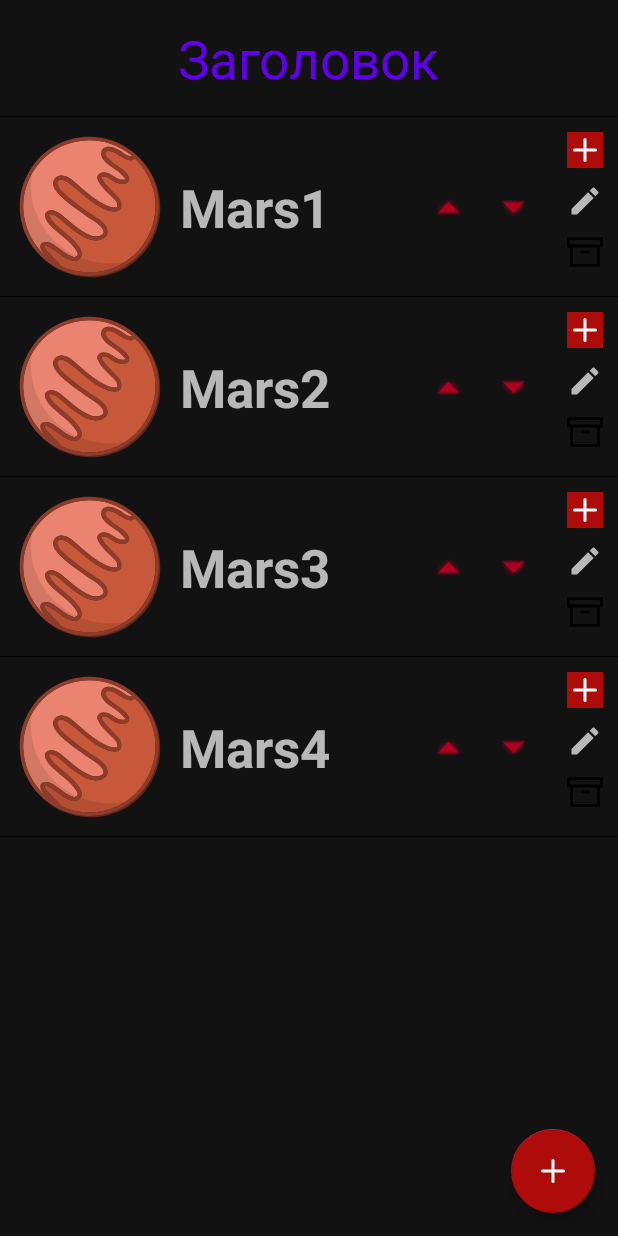
After one commit to JluckyStrike/MaterialLesson3, an Android app: the RecyclerActivity screen opened directly, with no data from a screen before it, on a phone screen of 412 x 824 dp. The commit adds this screen. Run offline under Robolectric (Android 15) with nearby library versions, the phone set to English and light mode, and no system bars; Roboto replaces fonts that are not available here.

Commit message:
Добавил в приложение экран со списком.

```diff
--- /dev/null
+++ b/app/src/main/java/com/gb/material_1797_1679_3/recycler/Data.kt
@@ -0,0 +1,6 @@
+package com.gb.material_1797_1679_3.recycler
+
+const val TYPE_DO = 1
+const val TYPE_HEADER = 3
+
+data class Data(var name: String = "Text", val description: String?=null, val type:Int=TYPE_DO)
--- /dev/null
+++ b/app/src/main/java/com/gb/material_1797_1679_3/recycler/ItemTouchHelperAdapter.kt
@@ -0,0 +1,6 @@
+package com.gb.material_1797_1679_3.recycler
+
+interface ItemTouchHelperAdapter {
+    fun onItemMove(fromPosition: Int, toPosition: Int)
+    fun onItemDismiss(position: Int)
+}
--- /dev/null
+++ b/app/src/main/java/com/gb/material_1797_1679_3/recycler/ItemTouchHelperViewHolder.kt
@@ -0,0 +1,6 @@
+package com.gb.material_1797_1679_3.recycler
+
+interface ItemTouchHelperViewHolder {
+    fun onItemSelected()
+    fun onItemClear()
+}
--- /dev/null
+++ b/app/src/main/java/com/gb/material_1797_1679_3/recycler/OnClickItemListener.kt
@@ -0,0 +1,5 @@
+package com.gb.material_1797_1679_3.recycler
+
+interface OnClickItemListener {
+    fun onItemClick(data: Data)
+}
--- /dev/null
+++ b/app/src/main/java/com/gb/material_1797_1679_3/recycler/RecyclerActivity.kt
@@ -0,0 +1,79 @@
+package com.gb.material_1797_1679_3.recycler
+
+import android.os.Bundle
+import android.widget.Toast
+import androidx.appcompat.app.AppCompatActivity
+import androidx.recyclerview.widget.ItemTouchHelper
+import androidx.recyclerview.widget.RecyclerView
+import com.gb.material_1797_1679_3.R
+import com.gb.material_1797_1679_3.databinding.ActivityRecyclerBinding
+
+class RecyclerActivity : AppCompatActivity() {
+    lateinit var binding: ActivityRecyclerBinding
+
+    override fun onCreate(savedInstanceState: Bundle?) {
+        super.onCreate(savedInstanceState)
+        setTheme(R.style.MyRedTheme)
+        binding = ActivityRecyclerBinding.inflate(layoutInflater)
+        setContentView(binding.root)
+
+        val data = arrayListOf(
+            Pair(Data("Заголовок", type = TYPE_HEADER), false),
+            Pair(Data("Mars1"), false),
+            Pair(Data("Mars2"),false),
+            Pair(Data("Mars3", ""),false),
+            Pair(Data("Mars4", null), false)
+        )
+
+        val adapter = RecyclerActivityAdapter(this,object: OnClickItemListener{
+            override fun onItemClick(data: Data) {
+                Toast.makeText(this@RecyclerActivity, "Work! ${data.name}", Toast.LENGTH_SHORT).show()
+            }
+        })
+        adapter.setData(data)
+        binding.recyclerView.adapter = adapter
+        binding.recyclerActivityFAB.setOnClickListener {
+            adapter.appendItem()
+            binding.recyclerView.smoothScrollToPosition(adapter.itemCount)
+        }
+
+        ItemTouchHelper(ItemTouchHelperCallback(adapter)).attachToRecyclerView(binding.recyclerView)
+    }
+
+    class ItemTouchHelperCallback(private val recyclerActivityAdapter: RecyclerActivityAdapter) :
+        ItemTouchHelper.Callback() {
+        override fun getMovementFlags(
+            recyclerView: RecyclerView,
+            viewHolder: RecyclerView.ViewHolder
+        ): Int {
+            val dragFlags = ItemTouchHelper.UP or ItemTouchHelper.DOWN
+            val swipeFlags = ItemTouchHelper.START or ItemTouchHelper.END
+            return makeMovementFlags(dragFlags, swipeFlags)
+        }
+// 3:07
+        override fun onMove(
+            recyclerView: RecyclerView,
+            from: RecyclerView.ViewHolder,
+            to: RecyclerView.ViewHolder
+        ): Boolean {
+            if (from.adapterPosition > 0 && to.adapterPosition != 0)
+                recyclerActivityAdapter.onItemMove(from.adapterPosition, to.adapterPosition)
+            return true
+        }
+
+        override fun onSwiped(viewHolder: RecyclerView.ViewHolder, direction: Int) {
+            recyclerActivityAdapter.onItemDismiss(viewHolder.adapterPosition)
+        }
+
+        override fun onSelectedChanged(viewHolder: RecyclerView.ViewHolder?, actionState: Int) {
+            if (viewHolder is RecyclerActivityAdapter.DoViewHolder)
+                if (actionState!=ItemTouchHelper.ACTION_STATE_IDLE)
+                    (viewHolder as RecyclerActivityAdapter.DoViewHolder).onItemSelected()
+        }
+
+        override fun clearView(recyclerView: RecyclerView, viewHolder: RecyclerView.ViewHolder) {
+            if (viewHolder is RecyclerActivityAdapter.DoViewHolder)
+                (viewHolder as RecyclerActivityAdapter.DoViewHolder).onItemClear()
+        }
+    }
+}
--- /dev/null
+++ b/app/src/main/java/com/gb/material_1797_1679_3/recycler/RecyclerActivityAdapter.kt
@@ -0,0 +1,177 @@
+package com.gb.material_1797_1679_3.recycler
+
+import android.app.AlertDialog
+import android.content.Context
+import android.graphics.Color
+import android.view.LayoutInflater
+import android.view.View
+import android.view.ViewGroup
+import android.widget.EditText
+import android.widget.Toast
+import androidx.recyclerview.widget.ItemTouchHelper
+import androidx.recyclerview.widget.RecyclerView
+import com.gb.material_1797_1679_3.R
+import com.gb.material_1797_1679_3.databinding.ActivityRecyclerItemDoBinding
+import com.gb.material_1797_1679_3.databinding.ActivityRecyclerItemHeaderBinding
+
+class RecyclerActivityAdapter(val c: Context, val onClickItemListener: OnClickItemListener) : RecyclerView.Adapter<RecyclerView.ViewHolder>(), ItemTouchHelperAdapter {
+    lateinit var listData: MutableList<Pair<Data, Boolean>>
+
+    fun setData(listData: MutableList<Pair<Data, Boolean>>) {
+        this.listData = listData
+    }
+
+    override fun onCreateViewHolder(parent: ViewGroup, viewType: Int): RecyclerView.ViewHolder {
+        val inflater = LayoutInflater.from(parent.context)
+        return when (viewType) {
+            TYPE_DO -> {
+                val binding = ActivityRecyclerItemDoBinding.inflate(
+                    LayoutInflater.from(parent.context),
+                    parent,
+                    false
+                )
+                DoViewHolder(binding.root)
+            }
+            else -> {
+                val binding = ActivityRecyclerItemHeaderBinding.inflate(
+                    LayoutInflater.from(parent.context),
+                    parent,
+                    false
+                )
+                HeaderViewHolder(binding.root)
+            }
+        }
+    }
+
+    override fun onBindViewHolder(holder: RecyclerView.ViewHolder, position: Int) {
+        when (getItemViewType(position)) {
+            TYPE_DO -> {
+                (holder as DoViewHolder).bind(listData[position])
+            }
+            else -> {
+                (holder as HeaderViewHolder).bind(listData[position])
+            }
+        }
+    }
+
+    override fun getItemViewType(position: Int): Int {
+        return listData[position].first.type
+    }
+
+    override fun getItemCount(): Int {
+        return listData.size
+    }
+
+    fun appendItem() {
+        listData.add(generateData())
+        notifyItemInserted(listData.size - 1)
+    }
+
+    fun generateData() = Pair(Data("Mars", type = TYPE_DO), false)
+
+    override fun onItemMove(fromPosition: Int, toPosition: Int) {
+        listData.removeAt(fromPosition).apply {
+            listData.add(toPosition, this)
+        }
+        notifyItemMoved(fromPosition, toPosition)
+    }
+
+    override fun onItemDismiss(position: Int) {
+        listData.removeAt(position)
+        notifyItemRemoved(position)
+    }
+
+    inner class DoViewHolder(view: View) : BaseViewHolder(view), ItemTouchHelperViewHolder{
+        override fun bind(data: Pair<Data, Boolean>) {
+            ActivityRecyclerItemDoBinding.bind(itemView).apply {
+                tvName.text = data.first.name
+
+                ivDo.setOnClickListener {
+                    onClickItemListener.onItemClick(data.first)
+                }
+
+                addItemImageView.setOnClickListener {
+                    listData.add(layoutPosition, generateData())
+                    notifyItemInserted(layoutPosition)
+                }
+                removeItemImageView.setOnClickListener {
+                    listData.removeAt(layoutPosition)
+                    notifyItemRemoved(layoutPosition)
+                }
+                editItemImageView.setOnClickListener {
+                    val v = LayoutInflater.from(c).inflate(R.layout.edit_item,null)
+                    val name = v.findViewById<EditText>(R.id.header)
+
+                    AlertDialog.Builder(c)
+                        .setView(v)
+                        .setPositiveButton("Ok"){
+                                dialog,_->
+                            data.first.name =  name.text.toString()
+                            notifyDataSetChanged()
+                            Toast.makeText(c,"Information is Edited",Toast.LENGTH_SHORT).show()
+                            dialog.dismiss()
+
+                        }
+                        .setNegativeButton("Cancel"){
+                                dialog,_->
+                            dialog.dismiss()
+
+                        }
+                        .create()
+                        .show()
+                }
+
+                moveItemUp.setOnClickListener {
+                    if (layoutPosition > 1) {
+                        listData.removeAt(layoutPosition).apply {
+                            listData.add(layoutPosition - 1, this)
+                        }
+
+                        notifyItemMoved(layoutPosition, layoutPosition - 1)
+                    }
+                }
+                moveItemDown.setOnClickListener {
+                    if (listData.lastIndex > layoutPosition) {
+                        listData.removeAt(layoutPosition).apply {
+                            listData.add(layoutPosition + 1, this)
+                        }
+                        notifyItemMoved(layoutPosition, layoutPosition + 1)
+                    }
+                }
+                marsDescriptionTextView.visibility = if (listData[layoutPosition].second) View.VISIBLE else View.GONE
+                itemView.setOnClickListener {
+                    listData[layoutPosition] = listData[layoutPosition].let {
+                        it.first to !it.second
+                    }
+                    notifyItemChanged(layoutPosition)
+                }
+            }
+        }
+
+        override fun onItemSelected() {
+            itemView.setBackgroundColor(Color.MAGENTA)
+        }
+
+        override fun onItemClear() {
+            itemView.setBackgroundColor(0)
+        }
+    }
+
+    abstract class BaseViewHolder(itemView: View) :
+        RecyclerView.ViewHolder(itemView) {
+        abstract fun bind(data: Pair<Data, Boolean>)
+    }
+
+
+    inner class HeaderViewHolder(view: View) : BaseViewHolder(view) {
+        override fun bind(data: Pair<Data, Boolean>) {
+            ActivityRecyclerItemHeaderBinding.bind(itemView).apply {
+                tvName.text = data.first.name
+
+                itemView.setOnClickListener {
+                    onClickItemListener.onItemClick(data.first)
+                }
+            }
+        }
+    }
+}
--- a/app/src/main/java/com/gb/material_1797_1679_3/view/main/BottomNavigationDrawerFragment.kt
+++ b/app/src/main/java/com/gb/material_1797_1679_3/view/main/BottomNavigationDrawerFragment.kt
@@ -7,6 +7,7 @@ import android.view.View
 import android.view.ViewGroup
 import com.gb.material_1797_1679_3.R
 import com.gb.material_1797_1679_3.databinding.BottomNavigationLayoutBinding
+import com.gb.material_1797_1679_3.recycler.RecyclerActivity
 import com.gb.material_1797_1679_3.view.layouts.LayoutActivity
 import com.gb.material_1797_1679_3.view.navigation.BottomNavigationActivity
 import com.gb.material_1797_1679_3.view.navigation.NavigationActivity
@@ -45,6 +46,9 @@ class BottomNavigationDrawerFragment : BottomSheetDialogFragment() {
                 R.id.navigation_three->{
                     startActivity(Intent(requireContext(), LayoutActivity::class.java))
                 }
+                R.id.navigation_four->{
+                    startActivity(Intent(requireContext(), RecyclerActivity::class.java))
+                }
             }
             true
         }
--- /dev/null
+++ b/app/src/main/res/drawable/ic_edit.xml
@@ -0,0 +1,10 @@
+<vector xmlns:android="http://schemas.android.com/apk/res/android"
+    android:width="24dp"
+    android:height="24dp"
+    android:viewportWidth="24"
+    android:viewportHeight="24"
+    android:tint="?attr/colorControlNormal">
+  <path
+      android:fillColor="@android:color/white"
+      android:pathData="M3,17.25V21h3.75L17.81,9.94l-3.75,-3.75L3,17.25zM20.71,7.04c0.39,-0.39 0.39,-1.02 0,-1.41l-2.34,-2.34c-0.39,-0.39 -1.02,-0.39 -1.41,0l-1.83,1.83 3.75,3.75 1.83,-1.83z"/>
+</vector>
--- /dev/null
+++ b/app/src/main/res/layout/activity_recycler.xml
@@ -0,0 +1,26 @@
+<?xml version="1.0" encoding="utf-8"?>
+<androidx.constraintlayout.widget.ConstraintLayout
+    xmlns:android="http://schemas.android.com/apk/res/android"
+    xmlns:app="http://schemas.android.com/apk/res-auto"
+    android:layout_width="match_parent"
+    android:layout_height="match_parent">
+    <androidx.recyclerview.widget.RecyclerView
+        android:id="@+id/recyclerView"
+        android:layout_width="match_parent"
+        android:layout_height="wrap_content"
+        app:layoutManager="androidx.recyclerview.widget.LinearLayoutManager"
+        app:layout_constraintEnd_toEndOf="parent"
+        app:layout_constraintHorizontal_bias="0.0"
+        app:layout_constraintStart_toStartOf="parent"
+        app:layout_constraintTop_toTopOf="parent" />
+
+    <com.google.android.material.floatingactionbutton.FloatingActionButton
+        android:id="@+id/recyclerActivityFAB"
+        android:layout_width="wrap_content"
+        android:layout_height="wrap_content"
+        android:layout_margin="15dp"
+        android:src="@drawable/ic_plus_fab"
+        app:layout_constraintBottom_toBottomOf="parent"
+        app:layout_constraintEnd_toEndOf="parent" />
+
+</androidx.constraintlayout.widget.ConstraintLayout>
--- /dev/null
+++ b/app/src/main/res/layout/activity_recycler_item_do.xml
@@ -0,0 +1,103 @@
+<?xml version="1.0" encoding="utf-8"?>
+<androidx.constraintlayout.widget.ConstraintLayout xmlns:android="http://schemas.android.com/apk/res/android"
+    xmlns:app="http://schemas.android.com/apk/res-auto"
+    android:layout_width="match_parent"
+    android:layout_height="wrap_content"
+    xmlns:tools="http://schemas.android.com/tools">
+    <androidx.appcompat.widget.AppCompatImageView
+        android:id="@+id/ivDo"
+        android:layout_width="120dp"
+        android:layout_height="120dp"
+        app:layout_constraintStart_toStartOf="parent"
+        app:layout_constraintTop_toTopOf="parent"
+        app:srcCompat="@drawable/bg_mars" />
+    <androidx.appcompat.widget.AppCompatTextView
+        android:id="@+id/tvName"
+        android:layout_width="wrap_content"
+        android:layout_height="wrap_content"
+        android:text="Марс"
+        android:textSize="35sp"
+        android:textStyle="bold"
+        app:layout_constraintBottom_toBottomOf="@+id/ivDo"
+        app:layout_constraintStart_toEndOf="@+id/ivDo"
+        app:layout_constraintTop_toTopOf="@+id/ivDo" />
+
+
+    <androidx.appcompat.widget.AppCompatImageView
+        android:id="@+id/addItemImageView"
+        android:layout_width="wrap_content"
+        android:layout_height="wrap_content"
+        android:layout_margin="10dp"
+        android:background="@color/colorAccent"
+        app:layout_constraintEnd_toEndOf="parent"
+        app:layout_constraintTop_toTopOf="parent"
+        app:srcCompat="@drawable/ic_plus_fab" />
+
+    <androidx.appcompat.widget.AppCompatImageView
+        android:id="@+id/editItemImageView"
+        android:layout_width="wrap_content"
+        android:layout_height="wrap_content"
+        android:layout_margin="10dp"
+        app:layout_constraintEnd_toEndOf="parent"
+        app:layout_constraintTop_toBottomOf="@id/addItemImageView"
+        app:srcCompat="@drawable/ic_edit" />
+
+    <androidx.appcompat.widget.AppCompatImageView
+        android:id="@+id/removeItemImageView"
+        android:layout_width="wrap_content"
+        android:layout_height="wrap_content"
+        android:layout_margin="10dp"
+        app:layout_constraintEnd_toEndOf="parent"
+        app:layout_constraintTop_toBottomOf="@id/editItemImageView"
+        app:srcCompat="@drawable/ic_archive" />
+
+
+
+
+    <androidx.appcompat.widget.AppCompatImageView
+        android:id="@+id/moveItemUp"
+        android:layout_width="wrap_content"
+        android:layout_height="wrap_content"
+        android:layout_margin="10dp"
+        android:tint="@color/design_default_color_error"
+        app:layout_constraintBottom_toBottomOf="@+id/tvName"
+        app:layout_constraintEnd_toStartOf="@+id/addItemImageView"
+        app:layout_constraintStart_toEndOf="@+id/tvName"
+        app:layout_constraintTop_toTopOf="@+id/tvName"
+        app:srcCompat="@android:drawable/arrow_up_float" />
+    <androidx.appcompat.widget.AppCompatImageView
+        android:id="@+id/moveItemDown"
+        android:layout_width="wrap_content"
+        android:layout_height="wrap_content"
+        android:layout_margin="10dp"
+        android:tint="@color/design_default_color_error"
+        app:layout_constraintBottom_toBottomOf="@+id/tvName"
+        app:layout_constraintEnd_toStartOf="@+id/addItemImageView"
+        app:layout_constraintStart_toEndOf="@+id/moveItemUp"
+        app:layout_constraintTop_toTopOf="@+id/tvName"
+        app:srcCompat="@android:drawable/arrow_down_float" />
+
+
+    <androidx.appcompat.widget.AppCompatTextView
+        android:id="@+id/marsDescriptionTextView"
+        android:layout_width="wrap_content"
+        android:layout_height="wrap_content"
+        android:padding="10dp"
+        android:text="Марс -- четвёртая по удалённости от Солнца и седьмая по
+размерам планета Солнечной системы. Названа в честь Марса -- древнеримского бога
+войны, соответствующего древнегреческому Аресу. Иногда Марс называют «красной
+планетой» из-за красноватого оттенка поверхности, придаваемого ей минералом
+маггемитом (оксидом железа)."
+        android:textColor="#000"
+        app:layout_constraintEnd_toEndOf="parent"
+        app:layout_constraintStart_toStartOf="parent"
+        app:layout_constraintTop_toBottomOf="@+id/ivDo" />
+
+
+    <View
+        android:layout_width="match_parent"
+        android:layout_height="1px"
+        android:background="#000"
+        app:layout_constraintBottom_toBottomOf="@+id/ivDo"
+        app:layout_constraintStart_toStartOf="parent" />
+</androidx.constraintlayout.widget.ConstraintLayout>
--- /dev/null
+++ b/app/src/main/res/layout/activity_recycler_item_header.xml
@@ -0,0 +1,24 @@
+<?xml version="1.0" encoding="utf-8"?>
+<androidx.constraintlayout.widget.ConstraintLayout
+    xmlns:android="http://schemas.android.com/apk/res/android"
+    xmlns:app="http://schemas.android.com/apk/res-auto"
+    android:layout_width="match_parent"
+    android:layout_height="wrap_content">
+
+     <androidx.appcompat.widget.AppCompatTextView
+        android:id="@+id/tvName"
+        android:layout_width="wrap_content"
+        android:layout_height="wrap_content"
+       android:textColor="@color/design_default_color_primary"
+        android:padding="15dp"
+        android:textSize="35sp"
+        app:layout_constraintEnd_toEndOf="parent"
+        app:layout_constraintStart_toStartOf="parent"
+        app:layout_constraintTop_toTopOf="parent" />
+    <View
+        android:layout_width="match_parent"
+        android:layout_height="1px"
+        android:background="#000"
+        app:layout_constraintBottom_toBottomOf="@+id/tvName"
+        app:layout_constraintStart_toStartOf="parent" />
+</androidx.constraintlayout.widget.ConstraintLayout>
--- a/app/src/main/res/menu/menu_bottom_navigation.xml
+++ b/app/src/main/res/menu/menu_bottom_navigation.xml
@@ -19,5 +19,10 @@
             app:showAsAction="always"
             android:title="На экран LayoutActivity" />
 
+        <item
+            android:id="@+id/navigation_four"
+            android:icon="@drawable/ic_send"
+            app:showAsAction="always"
+            android:title="На экран RecyclerActivity" />
 
 </menu>
```
Also changed, not shown: app/src/main/AndroidManifest.xml (+12 -3 lines), app/src/main/res/drawable/shape_background.xml (added, +9 -0 lines), app/src/main/res/layout/edit_item.xml (added, +44 -0 lines).
